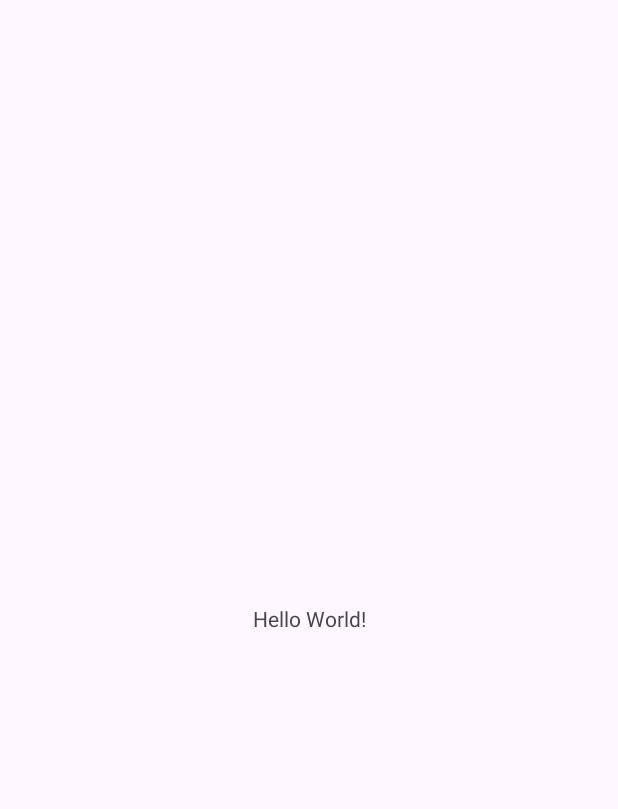
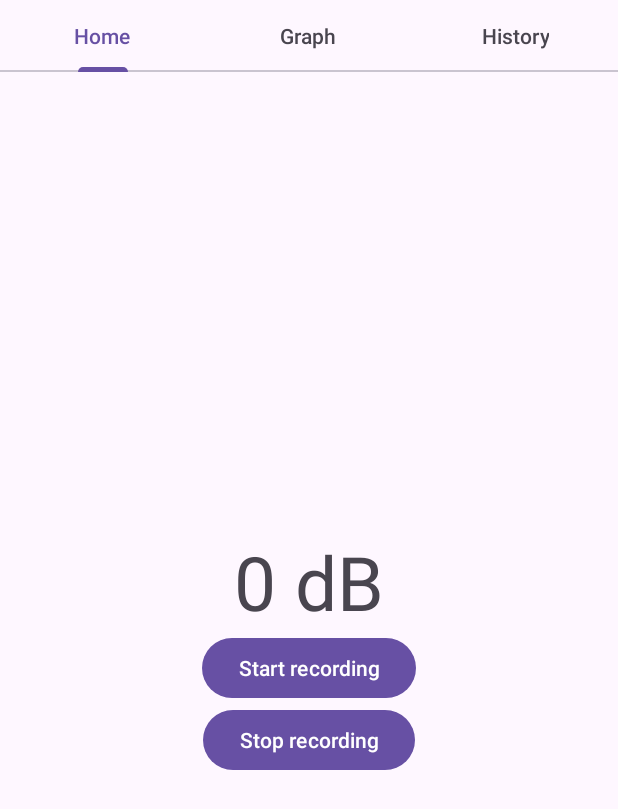
Before and after one commit to faithfuldao/II.3510_2425_SoundDetectorApp, an Android app: the screen it shows after launch (MainActivity), on a phone screen of 412 x 824 dp. Before the commit the part shown is almost empty. Shown: the top 809 px of the screen. Run offline under Robolectric (Android 15) with nearby library versions, the phone set to English and light mode, and no system bars.

Commit message:
Swipable tabs aded

```diff
--- /dev/null
+++ b/app/src/main/java/com/example/sounddetector/Fragment1.java
@@ -0,0 +1,19 @@
+package com.example.sounddetector;
+
+import android.os.Bundle;
+
+import androidx.fragment.app.Fragment;
+
+import android.view.LayoutInflater;
+import android.view.View;
+import android.view.ViewGroup;
+
+public class Fragment1 extends Fragment {
+
+    @Override
+    public View onCreateView(LayoutInflater inflater, ViewGroup container,
+                             Bundle savedInstanceState) {
+        // Inflate the layout for this fragment
+        return inflater.inflate(R.layout.fragment_1, container, false);
+    }
+}
--- /dev/null
+++ b/app/src/main/java/com/example/sounddetector/Fragment2.java
@@ -0,0 +1,19 @@
+package com.example.sounddetector;
+
+import android.os.Bundle;
+
+import androidx.fragment.app.Fragment;
+
+import android.view.LayoutInflater;
+import android.view.View;
+import android.view.ViewGroup;
+
+public class Fragment2 extends Fragment {
+
+    @Override
+    public View onCreateView(LayoutInflater inflater, ViewGroup container,
+                             Bundle savedInstanceState) {
+        // Inflate the layout for this fragment
+        return inflater.inflate(R.layout.fragment_2, container, false);
+    }
+}
--- /dev/null
+++ b/app/src/main/java/com/example/sounddetector/Fragment3.java
@@ -0,0 +1,19 @@
+package com.example.sounddetector;
+
+import android.os.Bundle;
+
+import androidx.fragment.app.Fragment;
+
+import android.view.LayoutInflater;
+import android.view.View;
+import android.view.ViewGroup;
+
+public class Fragment3 extends Fragment {
+
+    @Override
+    public View onCreateView(LayoutInflater inflater, ViewGroup container,
+                             Bundle savedInstanceState) {
+        // Inflate the layout for this fragment
+        return inflater.inflate(R.layout.fragment_3, container, false);
+    }
+}
--- a/app/src/main/java/com/example/sounddetector/MainActivity.java
+++ b/app/src/main/java/com/example/sounddetector/MainActivity.java
@@ -1,24 +1,35 @@
 package com.example.sounddetector;
 
 import android.os.Bundle;
+import android.util.Log;
+import android.view.View;
 
-import androidx.activity.EdgeToEdge;
 import androidx.appcompat.app.AppCompatActivity;
-import androidx.core.graphics.Insets;
-import androidx.core.view.ViewCompat;
-import androidx.core.view.WindowInsetsCompat;
+import androidx.viewpager2.widget.ViewPager2;
+
+import com.google.android.material.tabs.TabLayout;
+import com.google.android.material.tabs.TabLayoutMediator;
 
 public class MainActivity extends AppCompatActivity {
+
+    private TabLayout tabLayout;
+    private ViewPager2 viewPager;
 
     @Override
     protected void onCreate(Bundle savedInstanceState) {
         super.onCreate(savedInstanceState);
-        EdgeToEdge.enable(this);
         setContentView(R.layout.activity_main);
-        ViewCompat.setOnApplyWindowInsetsListener(findViewById(R.id.main), (v, insets) -> {
-            Insets systemBars = insets.getInsets(WindowInsetsCompat.Type.systemBars());
-            v.setPadding(systemBars.left, systemBars.top, systemBars.right, systemBars.bottom);
-            return insets;
-        });
+
+        tabLayout = findViewById(R.id.tabLayout);
+        viewPager = findViewById(R.id.viewPager);
+
+        ViewPagerAdapter viewPagerAdapter = new ViewPagerAdapter(this);
+        viewPagerAdapter.addFragment(new Fragment1(), getString(R.string.home));
+        viewPagerAdapter.addFragment(new Fragment2(), getString(R.string.graph));
+        viewPagerAdapter.addFragment(new Fragment3(), getString(R.string.history));
+        viewPager.setAdapter(viewPagerAdapter);
+        new TabLayoutMediator(tabLayout, viewPager, (tab, position) ->
+                tab.setText(viewPagerAdapter.getFragmentTitle(position))
+        ).attach();
     }
 }
--- /dev/null
+++ b/app/src/main/java/com/example/sounddetector/ViewPagerAdapter.java
@@ -0,0 +1,37 @@
+package com.example.sounddetector;
+
+import androidx.annotation.NonNull;
+import androidx.fragment.app.Fragment;
+import androidx.fragment.app.FragmentActivity;
+import androidx.viewpager2.adapter.FragmentStateAdapter;
+
+import java.util.ArrayList;
+
+public class ViewPagerAdapter extends FragmentStateAdapter {
+
+    private final ArrayList<Fragment> fragments = new ArrayList<>();
+    private final ArrayList<String> fragmentTitles = new ArrayList<>();
+
+    public ViewPagerAdapter(@NonNull FragmentActivity fragmentActivity) {
+        super(fragmentActivity);
+    }
+
+    @NonNull
+    @Override
+    public Fragment createFragment(int position) {
+        return fragments.get(position);
+    }
+
+    @Override
+    public int getItemCount() {
+        return fragments.size();
+    }
+    public void addFragment(Fragment fragment, String title) {
+        fragments.add(fragment);
+        fragmentTitles.add(title);
+    }
+
+    public String getFragmentTitle(int position) {
+        return fragmentTitles.get(position);
+    }
+}
--- a/app/src/main/res/layout/activity_main.xml
+++ b/app/src/main/res/layout/activity_main.xml
@@ -1,19 +1,42 @@
 <?xml version="1.0" encoding="utf-8"?>
-<androidx.constraintlayout.widget.ConstraintLayout
+<LinearLayout
     xmlns:android="http://schemas.android.com/apk/res/android"
     xmlns:tools="http://schemas.android.com/tools"
     xmlns:app="http://schemas.android.com/apk/res-auto"
     android:id="@+id/main"
     android:layout_width="match_parent"
     android:layout_height="match_parent"
+    android:orientation="vertical"
     tools:context=".MainActivity">
-    <TextView
-      android:layout_width="wrap_content"
-      android:layout_height="wrap_content"
-      android:text="Hello World!"
-      app:layout_constraintBottom_toBottomOf="parent"
-      app:layout_constraintStart_toStartOf="parent"
-      app:layout_constraintEnd_toEndOf="parent"
-      app:layout_constraintTop_toTopOf="parent" />
 
-  </androidx.constraintlayout.widget.ConstraintLayout>
+    <com.google.android.material.tabs.TabLayout
+        android:id="@+id/tabLayout"
+        android:layout_width="match_parent"
+        android:layout_height="wrap_content" >
+
+        <com.google.android.material.tabs.TabItem
+            android:id="@+id/home"
+            android:layout_width="wrap_content"
+            android:layout_height="wrap_content"
+            android:text="@string/home" />
+
+        <com.google.android.material.tabs.TabItem
+            android:id="@+id/graph"
+            android:layout_width="wrap_content"
+            android:layout_height="wrap_content"
+            android:text="@string/graph" />
+
+        <com.google.android.material.tabs.TabItem
+            android:id="@+id/history"
+            android:layout_width="wrap_content"
+            android:layout_height="wrap_content"
+            android:text="@string/history" />
+    </com.google.android.material.tabs.TabLayout>
+
+    <androidx.viewpager2.widget.ViewPager2
+        android:id="@+id/viewPager"
+        android:layout_width="match_parent"
+        android:layout_height="match_parent"
+        />
+
+</LinearLayout>
--- /dev/null
+++ b/app/src/main/res/layout/fragment_1.xml
@@ -0,0 +1,31 @@
+<?xml version="1.0" encoding="utf-8"?>
+<LinearLayout
+    xmlns:android="http://schemas.android.com/apk/res/android"
+    xmlns:tools="http://schemas.android.com/tools"
+    android:layout_width="match_parent"
+    android:layout_height="match_parent"
+    android:orientation="vertical"
+    android:gravity="center"
+    tools:context=".Fragment1">
+
+    <TextView
+        android:layout_width="match_parent"
+        android:layout_height="wrap_content"
+        android:gravity="center"
+        android:textSize="50dp"
+        android:text="@string/dbValue" />
+
+    <Button
+        android:id="@+id/button"
+        android:layout_width="wrap_content"
+        android:layout_height="wrap_content"
+        android:gravity="center"
+        android:text="@string/start" />
+
+    <Button
+        android:id="@+id/button2"
+        android:layout_width="wrap_content"
+        android:layout_height="wrap_content"
+        android:text="@string/stop" />
+
+</LinearLayout>
--- /dev/null
+++ b/app/src/main/res/layout/fragment_2.xml
@@ -0,0 +1,14 @@
+<?xml version="1.0" encoding="utf-8"?>
+<FrameLayout xmlns:android="http://schemas.android.com/apk/res/android"
+    xmlns:tools="http://schemas.android.com/tools"
+    android:layout_width="match_parent"
+    android:layout_height="match_parent"
+    tools:context=".Fragment2">
+
+    <TextView
+        android:layout_width="match_parent"
+        android:layout_height="match_parent"
+        android:text="@string/tab2"
+        android:gravity="center" />
+
+</FrameLayout>
--- /dev/null
+++ b/app/src/main/res/layout/fragment_3.xml
@@ -0,0 +1,14 @@
+<?xml version="1.0" encoding="utf-8"?>
+<FrameLayout xmlns:android="http://schemas.android.com/apk/res/android"
+    xmlns:tools="http://schemas.android.com/tools"
+    android:layout_width="match_parent"
+    android:layout_height="match_parent"
+    tools:context=".Fragment3">
+
+    <TextView
+        android:layout_width="match_parent"
+        android:layout_height="match_parent"
+        android:text="@string/tab3"
+        android:gravity="center" />
+
+</FrameLayout>
--- a/app/src/main/res/values/strings.xml
+++ b/app/src/main/res/values/strings.xml
@@ -1,3 +1,14 @@
 <resources>
     <string name="app_name">SoundDetector</string>
+
+    <string name="home">Home</string>
+    <string name="graph">Graph</string>
+    <string name="history">History</string>
+
+    <string name="dbValue">0 dB</string>
+    <string name="start">Start recording</string>
+    <string name="stop">Stop recording</string>
+
+    <string name="tab2">Graph</string>
+    <string name="tab3">History</string>
 </resources>
```
